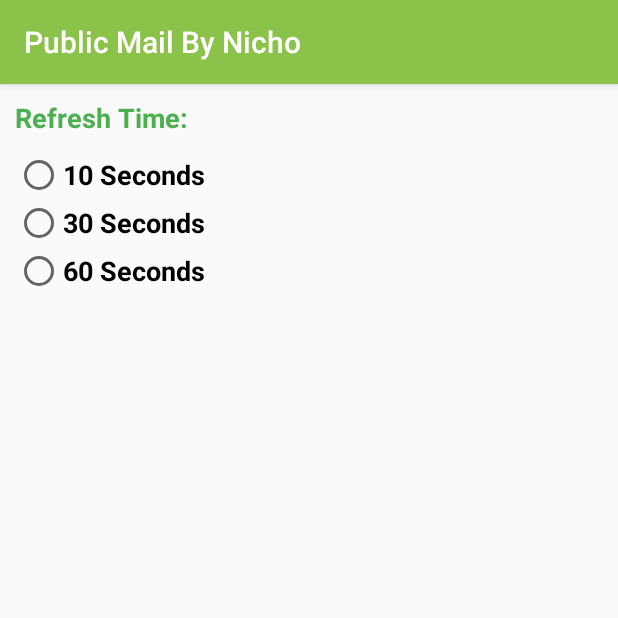
After one commit to nicholas-ps/Public-Mail-By-Nicho, an Android app: the SettingActivity screen opened directly, with no data from a screen before it, on a phone screen of 412 x 824 dp, the top half of it. The commit adds this screen. Run offline under Robolectric (Android 15) with nearby library versions, the phone set to English and light mode, and no system bars; our stand-ins replace Room's generated code; 1 statement that could not run was skipped.

Commit message:
implemented Setting Activity

```diff
--- a/app/src/main/AndroidManifest.xml
+++ b/app/src/main/AndroidManifest.xml
@@ -11,6 +11,7 @@
         android:roundIcon="@mipmap/ic_launcher_round"
         android:supportsRtl="true"
         android:theme="@style/AppTheme">
+        <activity android:name=".view.SettingActivity"></activity>
         <activity android:name=".view.SendEmailActivity" />
         <activity android:name=".view.DetailEmailActivity" />
         <activity android:name=".view.InboxActivity" />
--- a/app/src/main/java/id/ac/ui/cs/mobileprogramming/nicholas_priambodo/public_mail_by_nicho/model/setting/SettingDao.java
+++ b/app/src/main/java/id/ac/ui/cs/mobileprogramming/nicholas_priambodo/public_mail_by_nicho/model/setting/SettingDao.java
@@ -10,13 +10,23 @@ public interface SettingDao {
     @Insert
     void insertSetting(Setting setting);
 
-    @Query("DELETE FROM setting")
-    void deleteSetting();
+    @Query(
+            "UPDATE setting " +
+            "SET refresh_time = :refresh_time"
+    )
+    void updateSetting(int refresh_time);
+
+    @Query(
+            "SELECT * " +
+                    "FROM setting " +
+                    "LIMIT 1"
+    )
+    Setting getSetting();
 
     @Query(
             "SELECT * " +
             "FROM setting " +
             "LIMIT 1"
     )
-    LiveData<Setting> getSetting();
+    LiveData<Setting> getLiveDataSetting();
 }
--- a/app/src/main/java/id/ac/ui/cs/mobileprogramming/nicholas_priambodo/public_mail_by_nicho/service/WebService.java
+++ b/app/src/main/java/id/ac/ui/cs/mobileprogramming/nicholas_priambodo/public_mail_by_nicho/service/WebService.java
@@ -51,7 +51,7 @@ public class WebService extends LifecycleService {
         this.notification_intent = new Intent();
         this.notification_intent.setAction("NOTIFICATION_INTENT");
 
-        this.db.settingDao().getSetting().observe(
+        this.db.settingDao().getLiveDataSetting().observe(
                 this,
                 new Observer<Setting>() {
                     @Override
--- a/app/src/main/java/id/ac/ui/cs/mobileprogramming/nicholas_priambodo/public_mail_by_nicho/view/InboxActivity.java
+++ b/app/src/main/java/id/ac/ui/cs/mobileprogramming/nicholas_priambodo/public_mail_by_nicho/view/InboxActivity.java
@@ -101,6 +101,10 @@ public class InboxActivity extends AppCompatActivity {
         new AsyncTaskDeleteAllData().execute();
     }
 
+    public void onClickSettingIcon(View view) {
+        startActivity(new Intent(this, SettingActivity.class));
+    }
+
     public void onClickSendEmail(View view) {
         startActivity(new Intent(this, SendEmailActivity.class));
     }
--- /dev/null
+++ b/app/src/main/java/id/ac/ui/cs/mobileprogramming/nicholas_priambodo/public_mail_by_nicho/view/SettingActivity.java
@@ -0,0 +1,84 @@
+package id.ac.ui.cs.mobileprogramming.nicholas_priambodo.public_mail_by_nicho.view;
+
+import androidx.appcompat.app.AppCompatActivity;
+import androidx.lifecycle.ViewModelProviders;
+
+import android.os.AsyncTask;
+import android.os.Bundle;
+import android.widget.RadioGroup;
+
+import id.ac.ui.cs.mobileprogramming.nicholas_priambodo.public_mail_by_nicho.R;
+import id.ac.ui.cs.mobileprogramming.nicholas_priambodo.public_mail_by_nicho.viewmodel.SettingViewModel;
+
+public class SettingActivity extends AppCompatActivity {
+    private final int TEN_SECONDS = 10000;
+    private final int THIRTY_SECONDS = 30000;
+    private final int SIXTY_SECONDS = 60000;
+    private RadioGroup radioGroup;
+    private SettingViewModel settingViewModel;
+
+    @Override
+    protected void onCreate(Bundle savedInstanceState) {
+        super.onCreate(savedInstanceState);
+        setContentView(R.layout.setting_activity);
+
+        this.settingViewModel = ViewModelProviders.of(this).get(SettingViewModel.class);
+        this.radioGroup = findViewById(R.id.setting_radio_group);
+
+        new AsyncTaskCheckRadioButton().execute();
+
+        this.radioGroup.setOnCheckedChangeListener(new OnCheckedChangeListener());
+    }
+
+    private class AsyncTaskCheckRadioButton extends AsyncTask<Void, Void, Integer> {
+        @Override
+        protected Integer doInBackground(Void... v) {
+            return settingViewModel.getRefreshTime();
+        }
+
+        @Override
+        protected void onPostExecute(Integer refresh_time) {
+            if (refresh_time == TEN_SECONDS) {
+                radioGroup.check(R.id.ten_seconds);
+            }
+
+            if (refresh_time == THIRTY_SECONDS) {
+                radioGroup.check(R.id.thirty_seconds);
+            }
+
+            if (refresh_time == SIXTY_SECONDS) {
+                radioGroup.check(R.id.sixty_seconds);
+            }
+        }
+    }
+
+    private class OnCheckedChangeListener implements RadioGroup.OnCheckedChangeListener {
+        @Override
+        public void onCheckedChanged(RadioGroup radioGroup, int i) {
+            int refresh_time = TEN_SECONDS;
+
+            if (i == R.id.ten_seconds) {
+                refresh_time = TEN_SECONDS;
+            }
+            else if (i == R.id.thirty_seconds) {
+                refresh_time = THIRTY_SECONDS;
+            }
+            else if (i == R.id.sixty_seconds) {
+                refresh_time = SIXTY_SECONDS;
+            }
+
+            new AsyncTaskUpdateSetting().execute(refresh_time);
+        }
+    }
+
+    private class AsyncTaskUpdateSetting extends AsyncTask<Integer, Void, Void> {
+        @Override
+        protected Void doInBackground(Integer... i) {
+            int refresh_time = i[0];
+
+            settingViewModel.updateRefreshTime(refresh_time);
+
+            return null;
+        }
+    }
+}
--- a/app/src/main/java/id/ac/ui/cs/mobileprogramming/nicholas_priambodo/public_mail_by_nicho/viewmodel/LoginViewModel.java
+++ b/app/src/main/java/id/ac/ui/cs/mobileprogramming/nicholas_priambodo/public_mail_by_nicho/viewmodel/LoginViewModel.java
@@ -9,6 +9,7 @@ import id.ac.ui.cs.mobileprogramming.nicholas_priambodo.public_mail_by_nicho.mod
 import id.ac.ui.cs.mobileprogramming.nicholas_priambodo.public_mail_by_nicho.model.user.User;
 
 public class LoginViewModel extends AndroidViewModel {
+    private final int TEN_SECONDS = 10000;
     private AppDatabase db;
 
     public LoginViewModel(Application application) {
@@ -23,7 +24,7 @@ public class LoginViewModel extends AndroidViewModel {
         this.db.userDao().insertUser(user);
 
         Setting setting = new Setting();
-        setting.refresh_time = 10000; //default 10 seconds
+        setting.refresh_time = this.TEN_SECONDS; //default 10 seconds
 
         this.db.settingDao().insertSetting(setting);
     }
--- /dev/null
+++ b/app/src/main/java/id/ac/ui/cs/mobileprogramming/nicholas_priambodo/public_mail_by_nicho/viewmodel/SettingViewModel.java
@@ -0,0 +1,24 @@
+package id.ac.ui.cs.mobileprogramming.nicholas_priambodo.public_mail_by_nicho.viewmodel;
+
+import android.app.Application;
+
+import androidx.lifecycle.AndroidViewModel;
+
+import id.ac.ui.cs.mobileprogramming.nicholas_priambodo.public_mail_by_nicho.model.AppDatabase;
+
+public class SettingViewModel extends AndroidViewModel {
+    private AppDatabase app;
+
+    public SettingViewModel(Application application) {
+        super(application);
+        this.app = AppDatabase.getDatabase(application);
+    }
+
+    public int getRefreshTime() {
+        return this.app.settingDao().getSetting().refresh_time;
+    }
+
+    public void updateRefreshTime(int refresh_time) {
+        this.app.settingDao().updateSetting(refresh_time);
+    }
+}
--- a/app/src/main/res/layout-land/inbox_activity.xml
+++ b/app/src/main/res/layout-land/inbox_activity.xml
@@ -37,7 +37,8 @@
             app:layout_constraintBottom_toBottomOf="@+id/bar"
             app:layout_constraintRight_toRightOf="@+id/bar"
             app:layout_constraintLeft_toRightOf="@id/ic_action_exit"
-            app:layout_constraintHorizontal_bias="0.01"/>
+            app:layout_constraintHorizontal_bias="0.01"
+            android:onClick="onClickSettingIcon"/>
 
         <ImageView
             android:layout_width="30dp"
--- a/app/src/main/res/layout/inbox_activity.xml
+++ b/app/src/main/res/layout/inbox_activity.xml
@@ -37,7 +37,8 @@
             app:layout_constraintBottom_toBottomOf="@+id/bar"
             app:layout_constraintRight_toRightOf="@+id/bar"
             app:layout_constraintLeft_toRightOf="@id/ic_action_exit"
-            app:layout_constraintHorizontal_bias="0.01"/>
+            app:layout_constraintHorizontal_bias="0.01"
+            android:onClick="onClickSettingIcon"/>
 
         <ImageView
             android:layout_width="30dp"
--- /dev/null
+++ b/app/src/main/res/layout/setting_activity.xml
@@ -0,0 +1,54 @@
+<?xml version="1.0" encoding="utf-8"?>
+<androidx.constraintlayout.widget.ConstraintLayout xmlns:android="http://schemas.android.com/apk/res/android"
+    xmlns:app="http://schemas.android.com/apk/res-auto"
+    xmlns:tools="http://schemas.android.com/tools"
+    android:layout_width="match_parent"
+    android:layout_height="match_parent"
+    tools:context=".view.SettingActivity">
+
+    <TextView
+        android:id="@+id/refresh_time_text"
+        android:layout_width="match_parent"
+        android:layout_height="wrap_content"
+        android:textColor="@color/colorPrimaryDark"
+        android:text="@string/refresh_text"
+        android:textStyle="bold"
+        android:textSize="18sp"
+        android:layout_margin="10dp"
+        app:layout_constraintTop_toTopOf="parent"
+        app:layout_constraintLeft_toLeftOf="parent"/>
+
+    <RadioGroup
+        android:id="@+id/setting_radio_group"
+        android:layout_width="match_parent"
+        android:layout_height="wrap_content"
+        android:layout_margin="10dp"
+        app:layout_constraintTop_toBottomOf="@id/refresh_time_text">
+
+        <RadioButton
+            android:id="@+id/ten_seconds"
+            android:layout_width="wrap_content"
+            android:layout_height="wrap_content"
+            android:text="@string/ten_seconds_text"
+            android:textStyle="bold"
+            android:textSize="18sp"/>
+
+        <RadioButton
+            android:id="@+id/thirty_seconds"
+            android:layout_width="wrap_content"
+            android:layout_height="wrap_content"
+            android:text="@string/thirty_seconds_text"
+            android:textStyle="bold"
+            android:textSize="18sp"/>
+
+        <RadioButton
+            android:id="@+id/sixty_seconds"
+            android:layout_width="wrap_content"
+            android:layout_height="wrap_content"
+            android:text="@string/sixty_seconds_text"
+            android:textStyle="bold"
+            android:textSize="18sp"/>
+
+    </RadioGroup>
+
+</androidx.constraintlayout.widget.ConstraintLayout>
--- a/app/src/main/res/values/strings.xml
+++ b/app/src/main/res/values/strings.xml
@@ -17,4 +17,8 @@
     <string name="content_empty_warning">Content is empty</string>
     <string name="email_sent_text">Email sent</string>
     <string name="no_connection_warning">No Internet Connection!</string>
+    <string name="refresh_text">Refresh Time:</string>
+    <string name="ten_seconds_text">10 Seconds</string>
+    <string name="thirty_seconds_text">30 Seconds</string>
+    <string name="sixty_seconds_text">60 Seconds</string>
 </resources>
```
Also changed, not shown: 1 other file.
